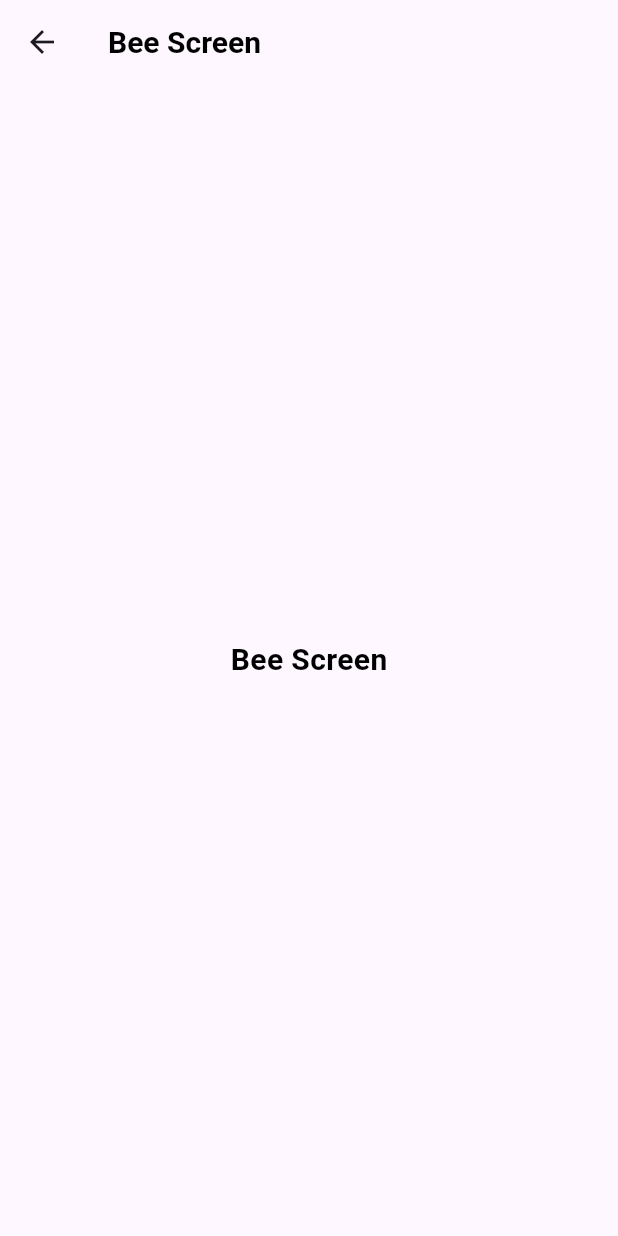
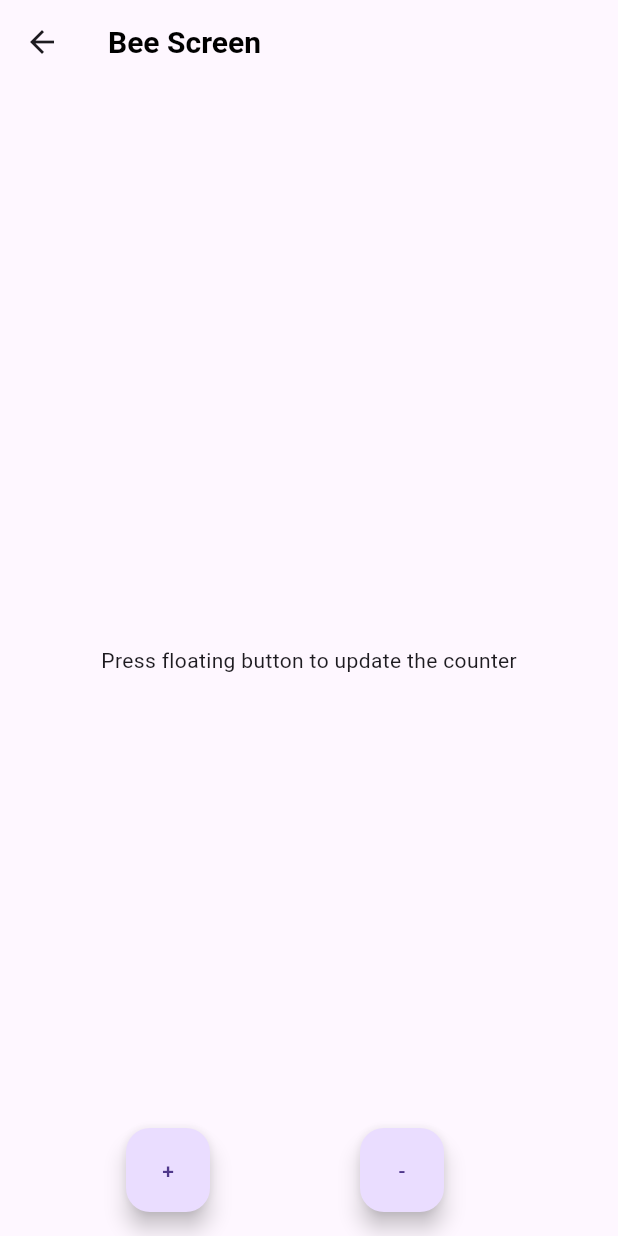
Before and after one commit to panmegatech/flutter_cubit_bloc, a Flutter app: the screen it shows after launch, after a tap on "Push Bee", on a phone screen of 412 x 824 dp. Run offline on Flutter 3.47's test engine with Material 3 defaults, Android fonts, the phone set to English and light mode, and no system bars; our stand-ins replace flutter_bloc.

Commit message:
feat: simple counter cubit on bee screen

```diff
--- a/lib/bloc/counter_cubit.dart
+++ b/lib/bloc/basic_counter_cubit.dart
@@ -1,7 +1,7 @@
 import 'package:flutter_bloc/flutter_bloc.dart';
 
-class CounterCubit extends Cubit<int> {
-  CounterCubit() : super(0);
+class BasicCounterCubit extends Cubit<int> {
+  BasicCounterCubit() : super(0);
 
   void increment() {
     return emit(state + 1);
--- /dev/null
+++ b/lib/bloc/simple_counter_cubit.dart
@@ -0,0 +1,50 @@
+import 'package:flutter_bloc/flutter_bloc.dart';
+
+//! Cubit
+class SimpleCounterCubit extends Cubit<SimpleCounterState> {
+  SimpleCounterCubit() : super(SimpleCounterInitailState(0));
+
+  Future<void> increment() async {
+    emit(SimpleCounterLoadingState(state.count, message: state.message));
+
+    await Future.delayed(const Duration(milliseconds: 1800));
+
+    return emit(
+      SimpleCounterLoadedState(
+        state.count + 1,
+        message: "increment simple!",
+      ),
+    );
+  }
+
+  void decrement() => emit(
+        SimpleCounterLoadedState(state.count - 1,
+            message: "decrement simple!",
+            otherMesage: "This is a simple counter decrement"),
+      );
+}
+
+//! Mutiple State
+abstract class SimpleCounterState {
+  final int count;
+  final String? message;
+
+  SimpleCounterState(this.count, {this.message});
+}
+
+class SimpleCounterInitailState extends SimpleCounterState {
+  SimpleCounterInitailState(super.count);
+}
+
+class SimpleCounterLoadingState extends SimpleCounterState {
+  SimpleCounterLoadingState(super.count, {super.message});
+}
+
+class SimpleCounterLoadedState extends SimpleCounterState {
+  final String? otherMesage;
+  SimpleCounterLoadedState(
+    super.count, {
+    super.message,
+    this.otherMesage,
+  });
+}
--- a/lib/main.dart
+++ b/lib/main.dart
@@ -1,6 +1,7 @@
 import 'package:flutter/material.dart';
 import 'package:flutter_bloc/flutter_bloc.dart';
-import 'package:flutter_bloc_simple/bloc/counter_cubit.dart';
+import 'package:flutter_bloc_simple/bloc/basic_counter_cubit.dart';
+import 'package:flutter_bloc_simple/bloc/simple_counter_cubit.dart';
 import 'package:flutter_bloc_simple/pages/ant_screen.dart';
 import 'package:flutter_bloc_simple/pages/bee_screen.dart';
 import 'package:flutter_bloc_simple/pages/cat_screen.dart';
@@ -8,12 +9,10 @@ import 'package:flutter_bloc_simple/pages/home_screen.dart';
 import 'package:flutter_bloc_simple/route_name.dart';
 
 void main() {
-  runApp(
-    BlocProvider(
-      create: (context) => CounterCubit(),
-      child: const MainApp(),
-    ),
-  );
+  runApp(MultiBlocProvider(providers: [
+    BlocProvider(create: (_) => BasicCounterCubit()),
+    BlocProvider(create: (_) => SimpleCounterCubit()),
+  ], child: const MainApp()));
 }
 
 class MainApp extends StatelessWidget {
@@ -24,7 +23,7 @@ class MainApp extends StatelessWidget {
     return MaterialApp(
       routes: {
         RouteName.home: (_) => const HomeScreen(),
-        RouteName.ant: (_) => AntScreen(),
+        RouteName.ant: (_) => const AntScreen(),
         RouteName.bee: (_) => const BeeScreen(),
         RouteName.cat: (_) => const CatScreen(),
       },
--- a/lib/pages/bee_screen.dart
+++ b/lib/pages/bee_screen.dart
@@ -1,4 +1,10 @@
+import 'dart:developer';
+
 import 'package:flutter/material.dart';
+import 'package:flutter_bloc/flutter_bloc.dart';
+import 'package:flutter_bloc_simple/bloc/simple_counter_cubit.dart';
+import 'package:flutter_bloc_simple/utils/utils.dart';
+import 'package:flutter_bloc_simple/widgets/custom_floating_action_button.dart';
 import 'package:flutter_bloc_simple/widgets/custom_scaffold.dart';
 import 'package:flutter_bloc_simple/widgets/custom_text.dart';
 
@@ -7,10 +13,49 @@ class BeeScreen extends StatelessWidget {
 
   @override
   Widget build(BuildContext context) {
-    return const CustomScaffold(
+    return CustomScaffold(
       title: "Bee Screen",
+      customFloatingActionButton: [
+        CustomFloatingActionButton(
+          name: "+",
+          onPressed: () {
+            log("pressed : +");
+            context.read<SimpleCounterCubit>().increment();
+          },
+        ),
+        CustomFloatingActionButton(
+          name: "-",
+          onPressed: () {
+            log("pressed: -");
+            context.read<SimpleCounterCubit>().decrement();
+          },
+        ),
+      ],
       children: [
-        CustomText("Bee Screen"),
+        BlocBuilder<SimpleCounterCubit, SimpleCounterState>(
+          builder: (context, state) {
+            if (state is SimpleCounterLoadedState) {
+              return Column(
+                children: [
+                  CustomText("Simple Counter (count): ${state.count}"),
+                  const SizedBox(
+                    height: 30,
+                  ),
+                  CustomText(
+                    "( ${state.message} )",
+                    color: randomColor(),
+                  ),
+                ],
+              );
+            }
+
+            if (state is SimpleCounterLoadingState) {
+              return const CircularProgressIndicator();
+            }
+
+            return const Text("Press floating button to update the counter");
+          },
+        ),
       ],
     );
   }
--- /dev/null
+++ b/lib/utils/utils.dart
@@ -0,0 +1,20 @@
+import 'dart:math';
+import 'package:flutter/material.dart';
+
+String generateRandomString(int length) {
+  final Random random = Random();
+
+  const characters =
+      'ABCDEFGHIJKLMNOPQRSTUVWXYZabcdefghijklmnopqrstuvwxyz0123456789';
+  return List.generate(
+      length, (index) => characters[random.nextInt(characters.length)]).join();
+}
+
+Color randomColor() {
+  return Color.fromARGB(
+    255,
+    Random().nextInt(256), // Random value for red
+    Random().nextInt(256), // Random value for green
+    Random().nextInt(256), // Random value for blue
+  );
+}
--- /dev/null
+++ b/lib/widgets/custom_floating_action_button.dart
@@ -0,0 +1,18 @@
+import 'package:flutter/material.dart';
+import 'package:flutter_bloc_simple/utils/utils.dart';
+
+class CustomFloatingActionButton extends StatelessWidget {
+  final VoidCallback? onPressed;
+  final String? name;
+
+  const CustomFloatingActionButton({super.key, this.onPressed, this.name});
+
+  @override
+  Widget build(BuildContext context) {
+    return FloatingActionButton(
+      heroTag: generateRandomString(5),
+      onPressed: onPressed,
+      child: Text(name ?? ""),
+    );
+  }
+}
--- a/lib/widgets/custom_scaffold.dart
+++ b/lib/widgets/custom_scaffold.dart
@@ -1,4 +1,7 @@
+import 'dart:developer';
+
 import 'package:flutter/material.dart';
+import 'package:flutter_bloc_simple/widgets/custom_floating_action_button.dart';
 import 'package:flutter_bloc_simple/widgets/custom_text.dart';
 
 class CustomScaffold extends StatelessWidget {
@@ -6,10 +9,12 @@ class CustomScaffold extends StatelessWidget {
 
   final String title;
 
+  final List<CustomFloatingActionButton>? customFloatingActionButton;
   const CustomScaffold({
     super.key,
     required this.children,
     required this.title,
+    this.customFloatingActionButton,
   });
 
   @override
@@ -19,10 +24,19 @@ class CustomScaffold extends StatelessWidget {
         title: CustomText(title),
       ),
       body: Center(
-        child: Column(
-          mainAxisAlignment: MainAxisAlignment.spaceEvenly,
-          children: children,
+        child: Padding(
+          padding: const EdgeInsets.all(8.0),
+          child: Column(
+            mainAxisAlignment: MainAxisAlignment.spaceEvenly,
+            children: children,
+          ),
         ),
+      ),
+      floatingActionButton: Row(
+        mainAxisAlignment: MainAxisAlignment.spaceEvenly,
+        children: <CustomFloatingActionButton>[
+          ...customFloatingActionButton ?? [],
+        ],
       ),
     );
   }
```
Also changed, not shown: lib/pages/ant_screen.dart (+4 -4 lines).
